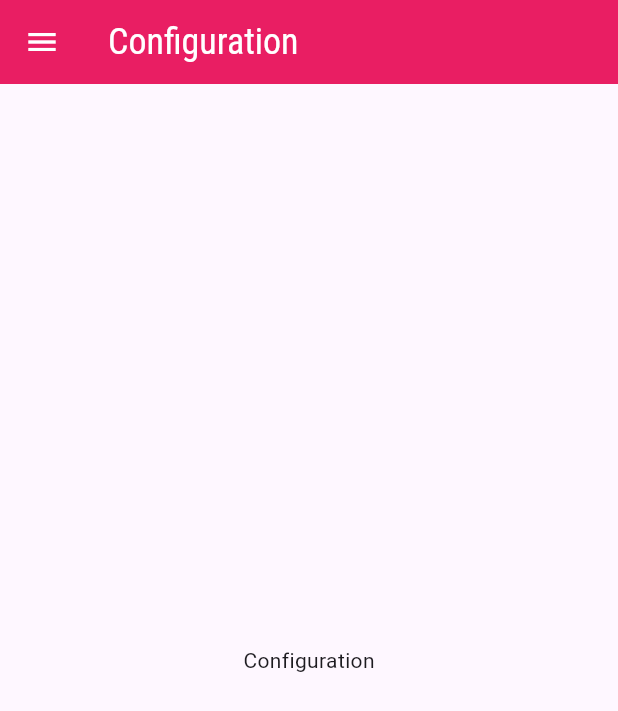
After one commit to davisiqueira1/flutter_meals_app, a Flutter app: the SettingsScreen screen opened by its route, on a phone screen of 412 x 824 dp. The commit adds this screen. Shown: the top 711 px of the screen. Run offline on Flutter 3.47's test engine with Material 3 defaults, Android fonts, the phone set to English and light mode, and no system bars.

Commit message:
feat: add links to drawer

```diff
--- a/lib/components/main_drawer.dart
+++ b/lib/components/main_drawer.dart
@@ -1,10 +1,12 @@
 import 'package:flutter/material.dart';
+import 'package:meals_app/utils/app_routes.dart';
 
 class MainDrawer extends StatelessWidget {
   const MainDrawer({super.key});
 
-  Widget _createItem(IconData icon, String label) {
+  Widget _createItem(IconData icon, String label, void Function() onTap) {
     return ListTile(
+      onTap: onTap,
       leading: Icon(
         icon,
         size: 26,
@@ -44,10 +46,13 @@ class MainDrawer extends StatelessWidget {
           _createItem(
             Icons.restaurant_rounded,
             "Meals",
+            () => Navigator.of(context).pushReplacementNamed(AppRoutes.HOME),
           ),
           _createItem(
             Icons.settings,
             "Configuration",
+            () =>
+                Navigator.of(context).pushReplacementNamed(AppRoutes.SETTINGS),
           ),
         ],
       ),
--- a/lib/main.dart
+++ b/lib/main.dart
@@ -1,6 +1,7 @@
 import 'package:flutter/material.dart';
 import 'package:meals_app/screens/categories_meals_screen.dart';
 import 'package:meals_app/screens/meal_detail_screen.dart';
+import 'package:meals_app/screens/settings_screen.dart';
 import 'package:meals_app/screens/tabs_screen.dart';
 import 'package:meals_app/utils/app_routes.dart';
 
@@ -38,6 +39,7 @@ class MyApp extends StatelessWidget {
         AppRoutes.HOME: (_) => const TabScreen(),
         AppRoutes.CATEGORIES_MEALS: (_) => const CategoriesMealsScreen(),
         AppRoutes.MEAL_DETAIL: (_) => const MealDetailScreen(),
+        AppRoutes.SETTINGS: (_) => const SettingsScreen(),
       },
     );
   }
--- /dev/null
+++ b/lib/screens/settings_screen.dart
@@ -0,0 +1,24 @@
+import 'package:flutter/material.dart';
+import 'package:meals_app/components/main_drawer.dart';
+
+class SettingsScreen extends StatelessWidget {
+  const SettingsScreen({super.key});
+
+  @override
+  Widget build(BuildContext context) {
+    return Scaffold(
+      drawer: const MainDrawer(),
+      appBar: AppBar(
+        backgroundColor: Theme.of(context).colorScheme.primary,
+        foregroundColor: Colors.white,
+        title: const Text(
+          "Configuration",
+          style: TextStyle(fontSize: 24),
+        ),
+      ),
+      body: const Center(
+        child: Text("Configuration"),
+      ),
+    );
+  }
+}
--- a/lib/utils/app_routes.dart
+++ b/lib/utils/app_routes.dart
@@ -4,4 +4,5 @@ class AppRoutes {
   static const HOME = "/";
   static const CATEGORIES_MEALS = "/categories-meals";
   static const MEAL_DETAIL = "/meal-detail";
+  static const SETTINGS = "/settings";
 }
```
